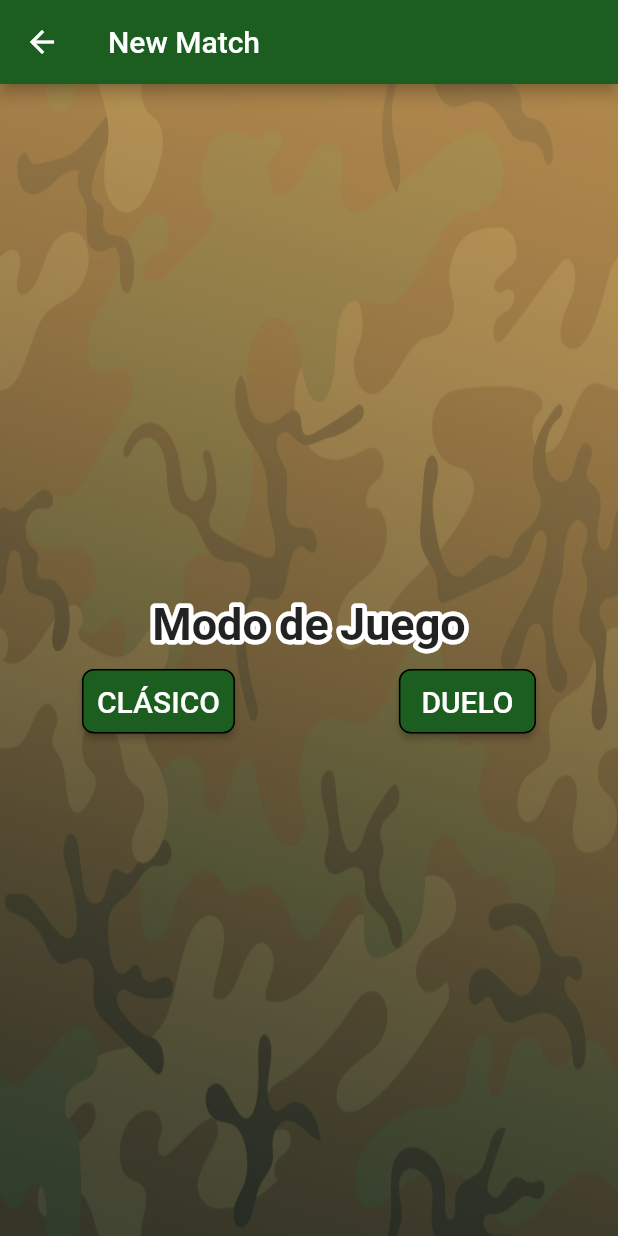
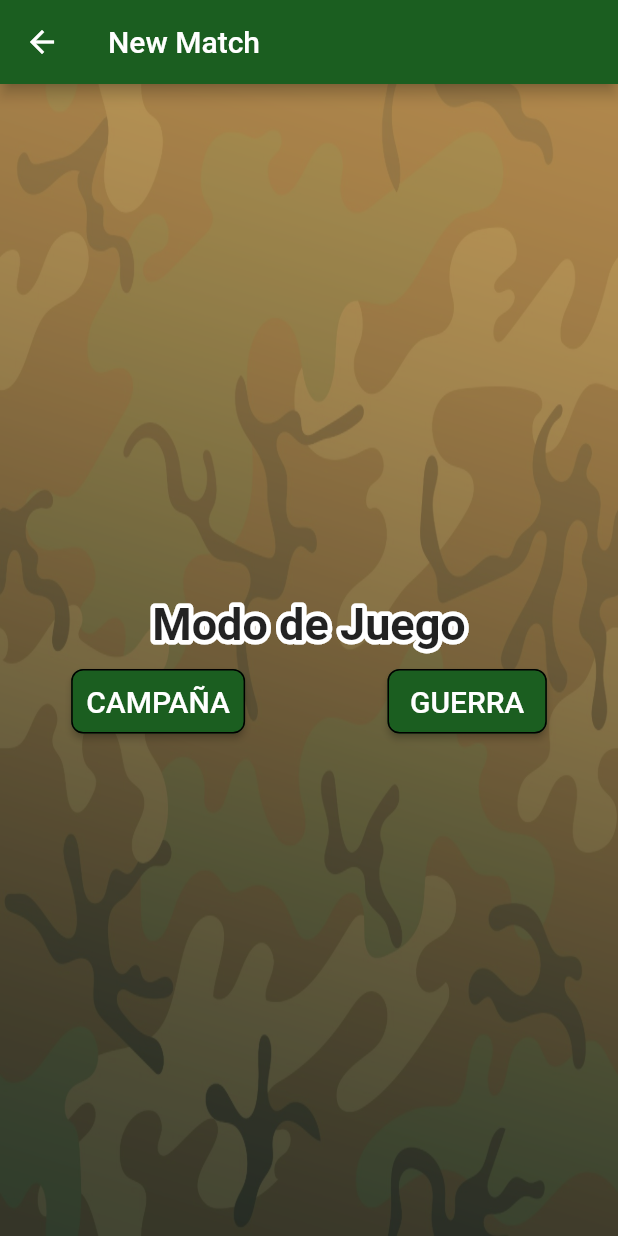
Before and after one commit to santigauto/mayor_g, a Flutter app: the NewMatchPage screen opened directly, on a phone screen of 412 x 824 dp. Run offline on Flutter 3.47's test engine with Material 2 defaults, Android fonts, the phone set to English and light mode, and no system bars; drawn by our look-alikes of bordered_text; our stand-ins replace flutter_secure_storage, pie_chart, sqflite; accounts and stored records are empty.

Commit message:
Actualizacion 14/4

```diff
--- a/lib/utils/icon_string_util.dart
+++ b/lib/utils/icon_string_util.dart
@@ -1,8 +1,8 @@
 import 'package:flutter/material.dart';
 
 final _icons = <String, IconData>{
-  'star'          :  Icons.star,
-  'collab' :  Icons.markunread,
+  'star'    :  Icons.star,
+  'collab'  :  Icons.markunread,
   'smile'   :  Icons.tag_faces
 };
 
--- a/lib/views/new_match_page.dart
+++ b/lib/views/new_match_page.dart
@@ -13,8 +13,8 @@ class _NewMatchPageState extends State<NewMatchPage> {
 
   bool _modoClasico = true;
   bool _modoDuelo = true;
-  bool _selecOponente = false;
-  bool _selecAlAzar = false;
+  bool _selecOponente = true;
+  bool _selecAlAzar = true;
   bool _canPlay = false;
 
 
@@ -110,7 +110,7 @@ class _NewMatchPageState extends State<NewMatchPage> {
           children: <Widget>[
             RaisedButton(
               child: Container(
-                child: Text("CLÁSICO", style: TextStyle(fontSize: 20)),
+                child: Text("CAMPAÑA", style: TextStyle(fontSize: 20)),
               ),
               color: (_modoClasico) ? colorSelec : colorNoSelec,
               onPressed: () {
@@ -129,7 +129,7 @@ class _NewMatchPageState extends State<NewMatchPage> {
             ),
             RaisedButton(
               child: Container(
-                child: Text(" DUELO ", style: TextStyle(fontSize: 20)),
+                child: Text(" GUERRA ", style: TextStyle(fontSize: 20)),
               ),
               color: (_modoDuelo) ? colorSelec : colorNoSelec,
               onPressed: () {
@@ -176,10 +176,12 @@ class _NewMatchPageState extends State<NewMatchPage> {
               child: Container(
                 child: Text("AMIGOS", style: TextStyle(fontSize: 20)),
               ),
-              color: (_modoClasico == false) ? colorSelec : colorNoSelec,
+              color: (_selecOponente == true) ? colorSelec : colorNoSelec,
               onPressed: () {
                 setState(() {
+                  _selecAlAzar = false;
                   _canPlay = true;
+                  _selecOponente = true;
                 });
               },
               textColor: Colors.white,
@@ -194,10 +196,12 @@ class _NewMatchPageState extends State<NewMatchPage> {
               child: Container(
                 child: Text("AL AZAR", style: TextStyle(fontSize: 20)),
               ),
-              color: (_modoClasico==false) ? colorSelec : colorNoSelec,
+              color: (_selecAlAzar == true) ? colorSelec : colorNoSelec,
               onPressed: () {
                 setState(() {
+                  _selecOponente = false;
                   _canPlay = true;
+                  _selecAlAzar = true;
                 });
               },
               textColor: Colors.white,
--- a/lib/views/question_page.dart
+++ b/lib/views/question_page.dart
@@ -110,7 +110,7 @@ String imagen = '';
           child: ListTile(
             onTap: (){
               var route = MaterialPageRoute(builder: (context) => ResultPage(resultado:resp['bool']));
-              Navigator.push(context, route);},
+              Navigator.pushReplacement(context, route);},
             title: Text(resp['respuesta'],textAlign: TextAlign.center,),),
         ));
     });
--- a/pubspec.yaml
+++ b/pubspec.yaml
@@ -29,6 +29,7 @@ dependencies:
   flutter_secure_storage: ^3.3.1+1
   http: ^0.12.0+4
   pie_chart: ^3.1.1
+  flutter_speed_dial: ^1.2.5
 
 dev_dependencies:
   flutter_test:
```
Also changed, not shown: lib/views/result_page.dart (+8 -1 lines), pubspec.lock.
